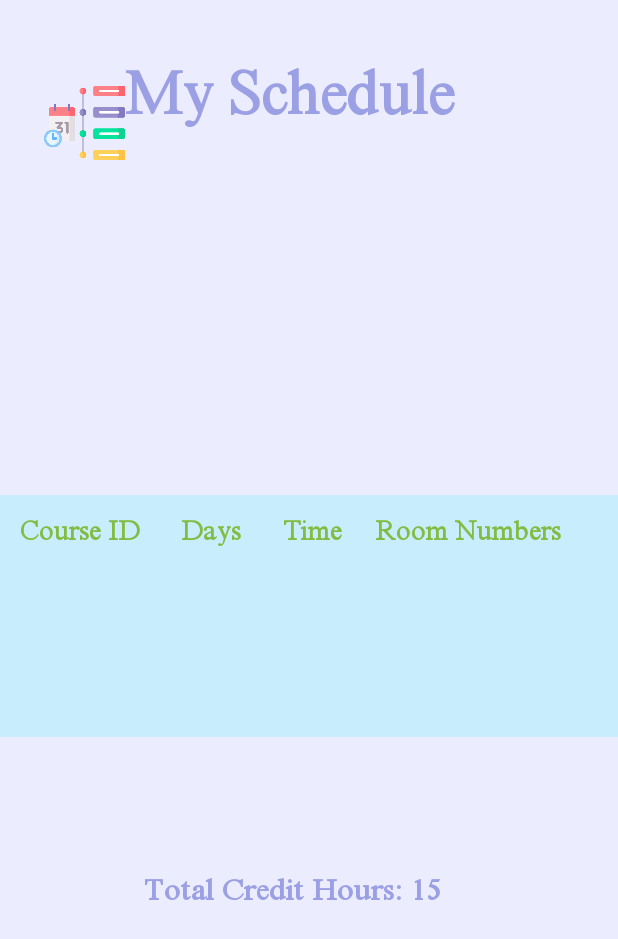
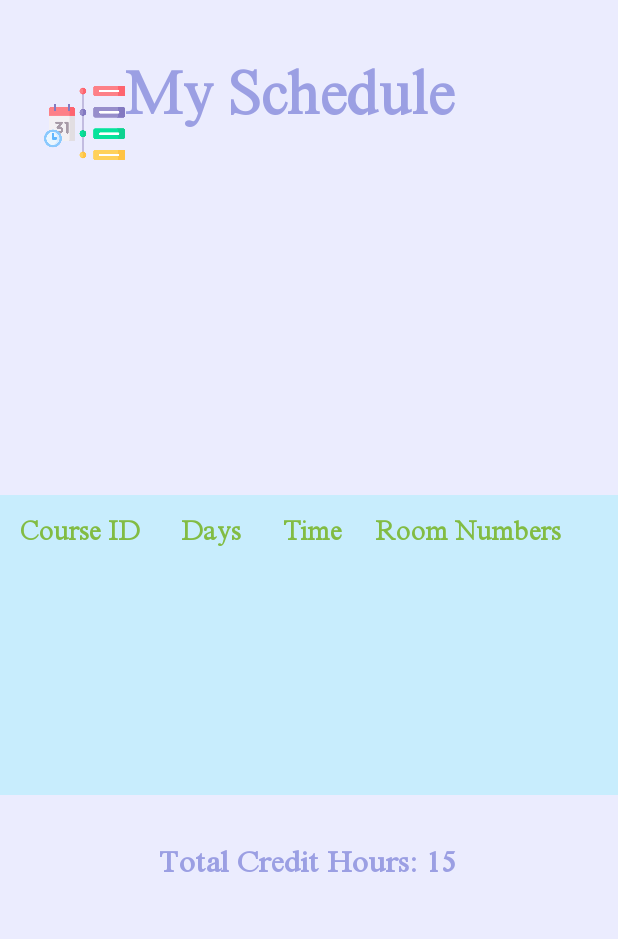
Before and after one commit to GhaidYahya/RitajX, an Android app: the layout activity_my_schedule.xml on its own in the app's theme, with its tools: preview values and no code run, on a phone screen of 412 x 824 dp. Shown: the top 939 px of the screen. Run offline under Robolectric (Android 15) with nearby library versions, the phone set to English and light mode, and no system bars; network calls fail.

Commit message:
version مليون+5

```diff
--- a/app/src/main/java/com/example/ritajx/Bank2.java
+++ b/app/src/main/java/com/example/ritajx/Bank2.java
@@ -31,6 +31,8 @@ public class Bank2 extends AppCompatActivity {
     private Button convertButton, backButton;
     private TextView resultTextView;
     private RequestQueue requestQueue;
+    String url = "https://v6.exchangerate-api.com/v6/0497107ca4bca5d8c8cd3ac2/latest/USD";
+
 
     @Override
     protected void onCreate(Bundle savedInstanceState) {
@@ -54,7 +56,6 @@ public class Bank2 extends AppCompatActivity {
     }
 
     private void fetchCurrencies() {
-        String url = "https://v6.exchangerate-api.com/v6/0497107ca4bca5d8c8cd3ac2/latest/USD";
 
         JsonObjectRequest jsonObjectRequest = new JsonObjectRequest(Request.Method.GET, url, null,
                 response -> {
@@ -93,7 +94,6 @@ public class Bank2 extends AppCompatActivity {
         }
 
         double amount = Double.parseDouble(amountText);
-        String url = "https://v6.exchangerate-api.com/v6/0497107ca4bca5d8c8cd3ac2/latest/USD" + fromCurrency;
 
         JsonObjectRequest jsonObjectRequest = new JsonObjectRequest(Request.Method.GET, url, null,
                 response -> {
--- a/app/src/main/java/com/example/ritajx/Gymdashboard.java
+++ b/app/src/main/java/com/example/ritajx/Gymdashboard.java
@@ -55,6 +55,7 @@ public class Gymdashboard extends AppCompatActivity {
         btnReturnBack.setOnClickListener(v -> {
             Intent intent = new Intent(this, services.class);
             startActivity(intent);
+            finish();
         });
     }
 }
--- a/app/src/main/java/com/example/ritajx/MainActivity.java
+++ b/app/src/main/java/com/example/ritajx/MainActivity.java
@@ -1,5 +1,6 @@
 package com.example.ritajx;
 
+import android.app.ProgressDialog;
 import android.content.Intent;
 import android.content.SharedPreferences;
 import android.os.Bundle;
@@ -85,6 +86,10 @@ public class MainActivity extends AppCompatActivity {
 
 
     private void performLogin(String username, String password) {
+        ProgressDialog progressDialog = new ProgressDialog(MainActivity.this);
+        progressDialog.setMessage("Logging in...");
+        progressDialog.setCancelable(false); // Optional: make the dialog non-cancelable if you wish
+        progressDialog.show();
         MediaType JSON = MediaType.parse("application/json; charset=utf-8");
         JSONObject jsonBody = new JSONObject();
         try {
@@ -110,6 +115,7 @@ public class MainActivity extends AppCompatActivity {
             public void onResponse(Call call, Response response) throws IOException {
                 String responseData = response.body().string();
                 runOnUiThread(() -> {
+                    progressDialog.dismiss();
                     try {
                         JSONObject jsonObject = new JSONObject(responseData);
                         boolean success = jsonObject.getBoolean("success");
--- a/app/src/main/java/com/example/ritajx/dentist.java
+++ b/app/src/main/java/com/example/ritajx/dentist.java
@@ -95,6 +95,7 @@ public class dentist extends AppCompatActivity {
             @Override
             public void onTimeChanged(TimePicker view, int hourOfDay, int minute) {
                 super.onTimeChanged(view, hourOfDay, minute);
+
 
                 // Adjust the minute values in the TimePicker
                 if (minute < 15) {
--- a/app/src/main/res/layout/activity_my_schedule.xml
+++ b/app/src/main/res/layout/activity_my_schedule.xml
@@ -12,7 +12,7 @@
     <TableLayout
         android:id="@+id/tableLayout"
         android:layout_width="412dp"
-        android:layout_height="161dp"
+        android:layout_height="200dp"
         android:layout_marginStart="8dp"
         android:layout_marginTop="330dp"
         android:layout_marginBottom="87dp"
@@ -120,15 +120,17 @@
         android:layout_marginTop="33dp"
         android:layout_marginEnd="104dp"
         android:layout_marginBottom="162dp"
+        android:fontFamily="@font/timesnewroman"
         android:text="Total Credit Hours: 15"
         android:textColor="#9B9FE3"
         android:textSize="20sp"
-        android:fontFamily="@font/timesnewroman"
         android:textStyle="bold"
         app:layout_constraintBottom_toBottomOf="parent"
         app:layout_constraintEnd_toEndOf="parent"
+        app:layout_constraintHorizontal_bias="0.862"
         app:layout_constraintStart_toStartOf="parent"
         app:layout_constraintTop_toBottomOf="@+id/tableLayout"
+        app:layout_constraintVertical_bias="0.0"
         tools:ignore="MissingConstraints" />
 
     <ImageView
```
Also changed, not shown: app/src/main/AndroidManifest.xml (+5 -2 lines), app/src/main/java/com/example/ritajx/home.java (+12 -28 lines).
